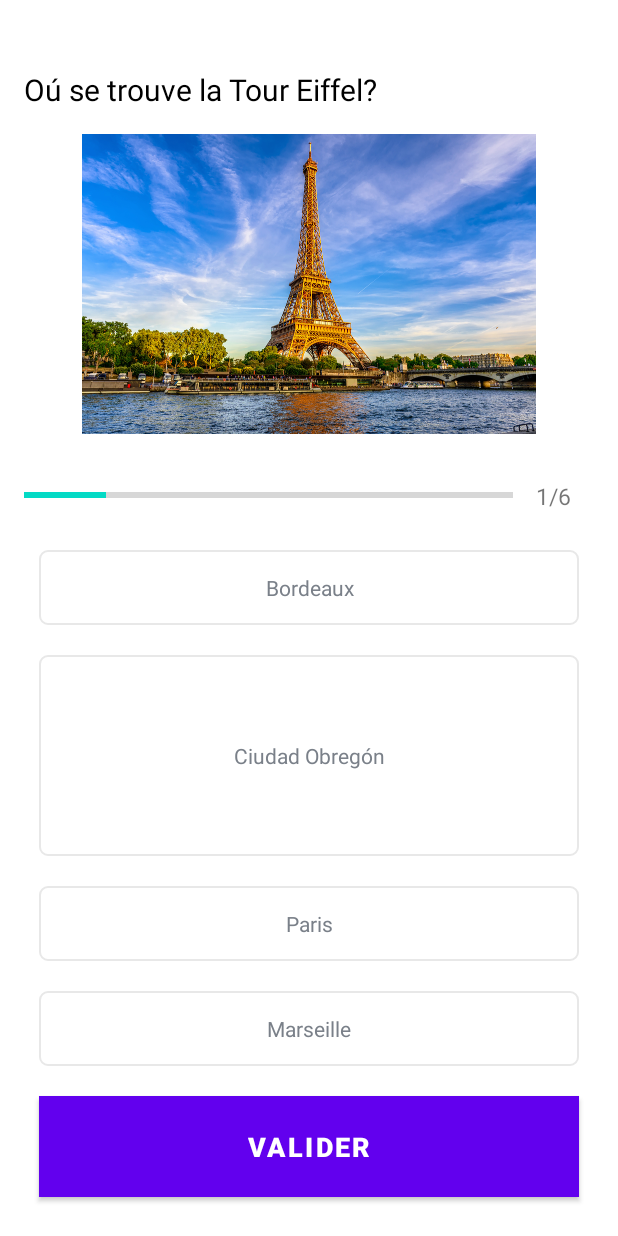
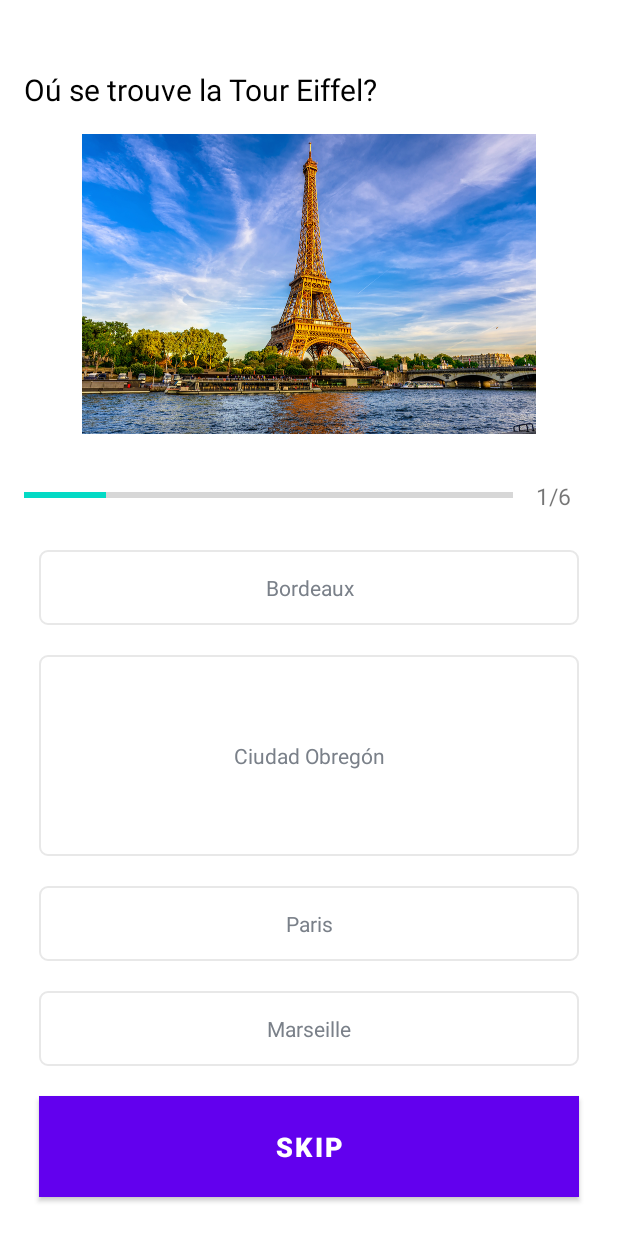
Before and after one commit to DanielSalas11/QuizApp, an Android app: the QuizQuestionsActivity screen opened directly, with no data from a screen before it, on a phone screen of 412 x 824 dp. Run offline under Robolectric (Android 15) with nearby library versions, the phone set to English and light mode, and no system bars.

Commit message:
Added "Skip" option. Commented some lines, deleted useless code.

```diff
--- a/app/src/main/java/salas/daniel/quizapp/QuizQuestionsActivity.kt
+++ b/app/src/main/java/salas/daniel/quizapp/QuizQuestionsActivity.kt
@@ -13,14 +13,14 @@ import androidx.core.content.ContextCompat
 class QuizQuestionsActivity : AppCompatActivity(), View.OnClickListener {
 
     private var mCurrentPosition: Int = 1
-    private var mQuestionsList:ArrayList<Question>? = null
+    private var mQuestionsList: ArrayList<Question>? = null
     private var mSelectedOptionPosition: Int = 0
     private var mUserName: String? = null
     private var mCorrectAnswers: Int = 0
-    private var canAnswer : Boolean = true
+    private var canAnswer: Boolean = true
 
-    private var progressBar : ProgressBar? = null
-    private var tvProgress : TextView? = null
+    private var progressBar: ProgressBar? = null
+    private var tvProgress: TextView? = null
     private var tvQuestion: TextView? = null
     private var ivImage: ImageView? = null
     private var btnSubmit: Button? = null
@@ -63,10 +63,11 @@ class QuizQuestionsActivity : AppCompatActivity(), View.OnClickListener {
 
     }
 
-    private fun setQuestion(){
+    //This method sets the questionon the activity_quiz_questions xml.
+    private fun setQuestion() {
         canAnswer = true
         defaultOptionsView()
-
+        btnSubmit?.text = "Skip"
         val question: Question = mQuestionsList!![mCurrentPosition - 1]
         ivImage?.setImageResource(question.image)
         progressBar?.progress = mCurrentPosition
@@ -76,31 +77,26 @@ class QuizQuestionsActivity : AppCompatActivity(), View.OnClickListener {
         tvOptionTwo?.text = question.optionTwo
         tvOptionThree?.text = question.optionThree
         tvOptionFour?.text = question.optionFour
-
-        if(mCurrentPosition == mQuestionsList!!.size){
-            //btnSubmit?.text = "Soumettre"
-        }else{
-            btnSubmit?.text = "Valider"
-        }
     }
 
-    private fun defaultOptionsView(){
+    //Makes all the TextViews be on a non-clicked regular status
+    private fun defaultOptionsView() {
         val options = ArrayList<TextView>()
         btnSubmit?.text = "Valider"
-        tvOptionOne?.let{
-            options.add(0,it)
+        tvOptionOne?.let {
+            options.add(0, it)
         }
-        tvOptionTwo?.let{
-            options.add(1,it)
+        tvOptionTwo?.let {
+            options.add(1, it)
         }
-        tvOptionThree?.let{
-            options.add(2,it)
+        tvOptionThree?.let {
+            options.add(2, it)
         }
-        tvOptionFour?.let{
-            options.add(3,it)
+        tvOptionFour?.let {
+            options.add(3, it)
         }
 
-        for(option in options){
+        for (option in options) {
             option.setTextColor(Color.parseColor("#7A8089"))
             option.typeface = Typeface.DEFAULT
             option.background = ContextCompat.getDrawable(
@@ -110,7 +106,8 @@ class QuizQuestionsActivity : AppCompatActivity(), View.OnClickListener {
         }
     }
 
-    private fun selectedOptionView(tv:TextView, selectedOptionNum: Int){
+    //Allows to select an option and give a visual indicator of it
+    private fun selectedOptionView(tv: TextView, selectedOptionNum: Int) {
         defaultOptionsView()
         mSelectedOptionPosition = selectedOptionNum
         tv.setTextColor(Color.parseColor("#363A43"))
@@ -121,6 +118,7 @@ class QuizQuestionsActivity : AppCompatActivity(), View.OnClickListener {
         )
     }
 
+    //Checks if the question can be answered and selects it with the selectedOptionView(), also allows to submit answers
     override fun onClick(view: View?) {
         if (canAnswer) {
             when (view?.id) {
@@ -147,7 +145,7 @@ class QuizQuestionsActivity : AppCompatActivity(), View.OnClickListener {
                 }
             }
         }
-        if(view?.id == R.id.btn_submit){
+        if (view?.id == R.id.btn_submit) {
             if (mSelectedOptionPosition == 0) {
                 Log.e("mCurrentPosition:", "$mCurrentPosition")
                 if (mCurrentPosition < mQuestionsList!!.size) {
@@ -186,6 +184,7 @@ class QuizQuestionsActivity : AppCompatActivity(), View.OnClickListener {
         }
     }
 
+    //Checks answers
     private fun answerView(answer: Int, drawableView: Int){
         canAnswer = false
         when(answer){
```
Lines whose indentation alone changed are shown as unchanged.
